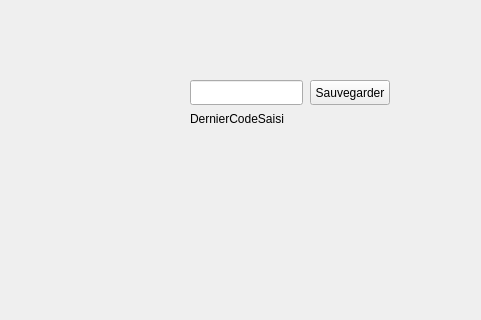
First picture: the form in mainwindow.ui, repository Quentin-D31/TP-QT-2, before the edit; both pictures show x 0 to 481 and y 0 to 320 of the 800 by 600 pixel window.
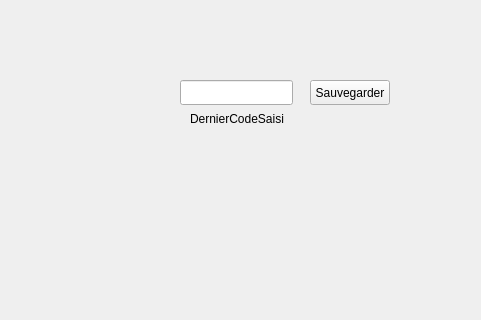
Second picture: the form after the edit.

Patch:
```diff
--- a/mainwindow.ui
+++ b/mainwindow.ui
@@ -14,19 +14,6 @@
    <string>MainWindow</string>
   </property>
   <widget class="QWidget" name="centralwidget">
-   <widget class="QLineEdit" name="lineEdit">
-    <property name="geometry">
-     <rect>
-      <x>190</x>
-      <y>80</y>
-      <width>113</width>
-      <height>25</height>
-     </rect>
-    </property>
-    <property name="maxLength">
-     <number>10</number>
-    </property>
-   </widget>
    <widget class="QPushButton" name="BtnSauvegarder">
     <property name="geometry">
      <rect>
@@ -53,6 +40,19 @@
      <string>DernierCodeSaisi</string>
     </property>
    </widget>
+   <widget class="QLineEdit" name="Code">
+    <property name="geometry">
+     <rect>
+      <x>180</x>
+      <y>80</y>
+      <width>113</width>
+      <height>25</height>
+     </rect>
+    </property>
+    <property name="maxLength">
+     <number>10</number>
+    </property>
+   </widget>
   </widget>
   <widget class="QMenuBar" name="menubar">
    <property name="geometry">
```
